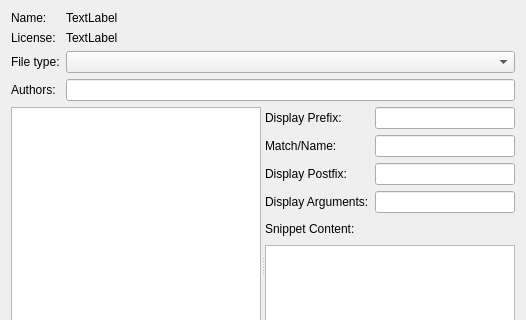
Qt form kate/plugins/snippets_tng/editor/snippeteditorview.ui (KDE/kate) before a commit; both pictures show x 0 to 526 and y 0 to 320 of the 526 by 471 pixel window.
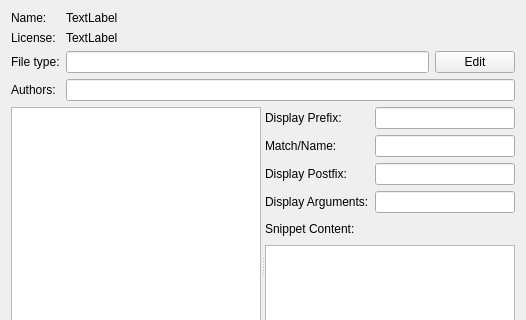
The same form after that commit. Custom widgets are drawn as their Qt base class.

Commit message: The snippet editor application now supports multiple file/mode types

What changed in the file:
```diff
--- a/kate/plugins/snippets_tng/editor/snippeteditorview.ui
+++ b/kate/plugins/snippets_tng/editor/snippeteditorview.ui
@@ -29,7 +29,7 @@
        </property>
       </widget>
      </item>
-     <item row="0" column="2">
+     <item row="0" column="1">
       <widget class="QLabel" name="snippetCollectionName">
        <property name="sizePolicy">
         <sizepolicy hsizetype="Preferred" vsizetype="Fixed">
@@ -55,7 +55,7 @@
        </property>
       </widget>
      </item>
-     <item row="1" column="2">
+     <item row="1" column="1">
       <widget class="QLabel" name="snippetCollectionLicense">
        <property name="sizePolicy">
         <sizepolicy hsizetype="Preferred" vsizetype="Fixed">
@@ -81,7 +81,7 @@
        </property>
       </widget>
      </item>
-     <item row="3" column="2">
+     <item row="3" column="1">
       <widget class="QLineEdit" name="snippetCollectionAuthors"/>
      </item>
      <item row="2" column="0">
@@ -91,8 +91,19 @@
        </property>
       </widget>
      </item>
-     <item row="2" column="2">
-      <widget class="KComboBox" name="snippetCollectionFiletype"/>
+     <item row="2" column="1">
+      <layout class="QHBoxLayout" name="horizontalLayout_2">
+       <item>
+        <widget class="KLineEdit" name="snippetCollectionFiletype"/>
+       </item>
+       <item>
+        <widget class="KPushButton" name="snippetCollectionFiletypeButton">
+         <property name="text">
+          <string>Edit</string>
+         </property>
+        </widget>
+       </item>
+      </layout>
      </item>
     </layout>
    </item>
@@ -245,9 +256,9 @@
    <header>kpushbutton.h</header>
   </customwidget>
   <customwidget>
-   <class>KComboBox</class>
-   <extends>QComboBox</extends>
-   <header>kcombobox.h</header>
+   <class>KLineEdit</class>
+   <extends>QLineEdit</extends>
+   <header>klineedit.h</header>
   </customwidget>
  </customwidgets>
  <resources/>
```
The commit also changes 5 other files.
